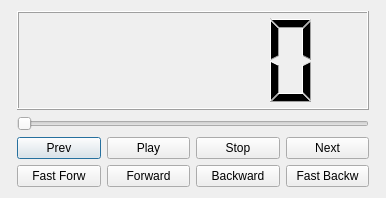
Before: the Qt Designer form src/GUI/overlaycontrol.ui in derselbst/ANMP, drawn with Qt 5.
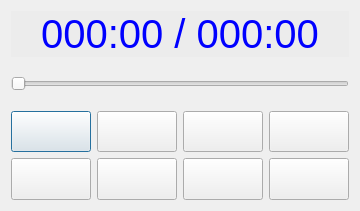
After: the same form once the commit is applied. Icons and pictures are not drawn.

What changed in the file:
```diff
--- a/src/GUI/overlaycontrol.ui
+++ b/src/GUI/overlaycontrol.ui
@@ -6,23 +6,226 @@
    <rect>
     <x>0</x>
     <y>0</y>
-    <width>386</width>
-    <height>198</height>
+    <width>360</width>
+    <height>211</height>
    </rect>
   </property>
+  <property name="sizePolicy">
+   <sizepolicy hsizetype="Minimum" vsizetype="Minimum">
+    <horstretch>0</horstretch>
+    <verstretch>0</verstretch>
+   </sizepolicy>
+  </property>
   <property name="windowTitle">
    <string>Dialog</string>
   </property>
   <layout class="QHBoxLayout" name="horizontalLayout_5">
-   <item>
-    <widget class="QWidget" name="widget_2" native="true"/>
-   </item>
    <item>
     <layout class="QVBoxLayout" name="verticalLayout_2">
      <item>
       <layout class="QHBoxLayout" name="horizontalLayout_3">
        <item>
-        <widget class="QLCDNumber" name="lcdPosition"/>
+        <widget class="QLabel" name="label">
+         <property name="sizePolicy">
+          <sizepolicy hsizetype="Minimum" vsizetype="Fixed">
+           <horstretch>0</horstretch>
+           <verstretch>0</verstretch>
+          </sizepolicy>
+         </property>
+         <property name="palette">
+          <palette>
+           <active>
+            <colorrole role="WindowText">
+             <brush brushstyle="SolidPattern">
+              <color alpha="255">
+               <red>0</red>
+               <green>0</green>
+               <blue>255</blue>
+              </color>
+             </brush>
+            </colorrole>
+            <colorrole role="Button">
+             <brush brushstyle="SolidPattern">
+              <color alpha="255">
+               <red>236</red>
+               <green>236</green>
+               <blue>236</blue>
+              </color>
+             </brush>
+            </colorrole>
+            <colorrole role="Text">
+             <brush brushstyle="SolidPattern">
+              <color alpha="255">
+               <red>0</red>
+               <green>0</green>
+               <blue>255</blue>
+              </color>
+             </brush>
+            </colorrole>
+            <colorrole role="ButtonText">
+             <brush brushstyle="SolidPattern">
+              <color alpha="255">
+               <red>0</red>
+               <green>0</green>
+               <blue>255</blue>
+              </color>
+             </brush>
+            </colorrole>
+            <colorrole role="Base">
+             <brush brushstyle="SolidPattern">
+              <color alpha="255">
+               <red>236</red>
+               <green>236</green>
+               <blue>236</blue>
+              </color>
+             </brush>
+            </colorrole>
+            <colorrole role="Window">
+             <brush brushstyle="SolidPattern">
+              <color alpha="255">
+               <red>236</red>
+               <green>236</green>
+               <blue>236</blue>
+              </color>
+             </brush>
+            </colorrole>
+           </active>
+           <inactive>
+            <colorrole role="WindowText">
+             <brush brushstyle="SolidPattern">
+              <color alpha="255">
+               <red>0</red>
+               <green>0</green>
+               <blue>255</blue>
+              </color>
+             </brush>
+            </colorrole>
+            <colorrole role="Button">
+             <brush brushstyle="SolidPattern">
+              <color alpha="255">
+               <red>236</red>
+               <green>236</green>
+               <blue>236</blue>
+              </color>
+             </brush>
+            </colorrole>
+            <colorrole role="Text">
+             <brush brushstyle="SolidPattern">
+              <color alpha="255">
+               <red>0</red>
+               <green>0</green>
+               <blue>255</blue>
+              </color>
+             </brush>
+            </colorrole>
+            <colorrole role="ButtonText">
+             <brush brushstyle="SolidPattern">
+              <color alpha="255">
+               <red>0</red>
+               <green>0</green>
+               <blue>255</blue>
+              </color>
+             </brush>
+            </colorrole>
+            <colorrole role="Base">
+             <brush brushstyle="SolidPattern">
+              <color alpha="255">
+               <red>236</red>
+               <green>236</green>
+               <blue>236</blue>
+              </color>
+             </brush>
+            </colorrole>
+            <colorrole role="Window">
+             <brush brushstyle="SolidPattern">
+              <color alpha="255">
+               <red>236</red>
+               <green>236</green>
+               <blue>236</blue>
+              </color>
+             </brush>
+            </colorrole>
+           </inactive>
+           <disabled>
+            <colorrole role="WindowText">
+             <brush brushstyle="SolidPattern">
+              <color alpha="255">
+               <red>0</red>
+               <green>0</green>
+               <blue>255</blue>
+              </color>
+             </brush>
+            </colorrole>
+            <colorrole role="Button">
+             <brush brushstyle="SolidPattern">
+              <color alpha="255">
+               <red>236</red>
+               <green>236</green>
+               <blue>236</blue>
+              </color>
+             </brush>
+            </colorrole>
+            <colorrole role="Text">
+             <brush brushstyle="SolidPattern">
+              <color alpha="255">
+               <red>0</red>
+               <green>0</green>
+               <blue>255</blue>
+              </color>
+             </brush>
+            </colorrole>
+            <colorrole role="ButtonText">
+             <brush brushstyle="SolidPattern">
+              <color alpha="255">
+               <red>0</red>
+               <green>0</green>
+               <blue>255</blue>
+              </color>
+             </brush>
+            </colorrole>
+            <colorrole role="Base">
+             <brush brushstyle="SolidPattern">
+              <color alpha="255">
+               <red>236</red>
+               <green>236</green>
+               <blue>236</blue>
+              </color>
+             </brush>
+            </colorrole>
+            <colorrole role="Window">
+             <brush brushstyle="SolidPattern">
+              <color alpha="255">
+               <red>236</red>
+               <green>236</green>
+               <blue>236</blue>
+              </color>
+             </brush>
+            </colorrole>
+           </disabled>
+          </palette>
+         </property>
+         <property name="font">
+          <font>
+           <pointsize>30</pointsize>
+           <weight>50</weight>
+           <bold>false</bold>
+          </font>
+         </property>
+         <property name="styleSheet">
+          <string notr="true">QLabel {
+ background: #ececec;
+ color:blue;
+width:9px
+}
+</string>
+         </property>
+         <property name="text">
+          <string>000:00 / 000:00</string>
+         </property>
+         <property name="alignment">
+          <set>Qt::AlignCenter</set>
+         </property>
+        </widget>
        </item>
       </layout>
      </item>
@@ -30,6 +233,12 @@
       <layout class="QHBoxLayout" name="horizontalLayout_4">
        <item>
         <widget class="QSlider" name="seekBar">
+         <property name="sizePolicy">
+          <sizepolicy hsizetype="Minimum" vsizetype="Minimum">
+           <horstretch>0</horstretch>
+           <verstretch>0</verstretch>
+          </sizepolicy>
+         </property>
          <property name="orientation">
           <enum>Qt::Horizontal</enum>
          </property>
@@ -41,29 +250,57 @@
       <layout class="QHBoxLayout" name="horizontalLayout_2">
        <item>
         <widget class="QPushButton" name="prevButton">
-         <property name="text">
-          <string>Prev</string>
+         <property name="sizePolicy">
+          <sizepolicy hsizetype="Minimum" vsizetype="Minimum">
+           <horstretch>0</horstretch>
+           <verstretch>0</verstretch>
+          </sizepolicy>
+         </property>
+         <property name="icon">
+          <iconset resource="icons.qrc">
+           <normaloff>:/basic/img/previous.svg</normaloff>:/basic/img/previous.svg</iconset>
          </property>
         </widget>
        </item>
        <item>
         <widget class="QPushButton" name="playButton">
-         <property name="text">
-          <string>Play</string>
+         <property name="sizePolicy">
+          <sizepolicy hsizetype="Minimum" vsizetype="Minimum">
+           <horstretch>0</horstretch>
+           <verstretch>0</verstretch>
+          </sizepolicy>
+         </property>
+         <property name="icon">
+          <iconset resource="icons.qrc">
+           <normaloff>:/basic/img/play.svg</normaloff>:/basic/img/play.svg</iconset>
          </property>
         </widget>
        </item>
        <item>
         <widget class="QPushButton" name="stopButton">
-         <property name="text">
-          <string>Stop</string>
+         <property name="sizePolicy">
+          <sizepolicy hsizetype="Minimum" vsizetype="Minimum">
+           <horstretch>0</horstretch>
+           <verstretch>0</verstretch>
+          </sizepolicy>
+         </property>
+         <property name="icon">
+          <iconset resource="icons.qrc">
+           <normaloff>:/basic/img/stop.svg</normaloff>:/basic/img/stop.svg</iconset>
          </property>
         </widget>
        </item>
        <item>
         <widget class="QPushButton" name="nextButton">
-         <property name="text">
-          <string>Next</string>
+         <property name="sizePolicy">
+          <sizepolicy hsizetype="Minimum" vsizetype="Minimum">
+           <horstretch>0</horstretch>
+           <verstretch>0</verstretch>
+          </sizepolicy>
+         </property>
+         <property name="icon">
+          <iconset resource="icons.qrc">
+           <normaloff>:/basic/img/next.svg</normaloff>:/basic/img/next.svg</iconset>
          </property>
         </widget>
        </item>
@@ -71,31 +308,59 @@
      </item>
      <item>
       <layout class="QHBoxLayout" name="horizontalLayout">
-       <item>
-        <widget class="QPushButton" name="fforwardButton">
-         <property name="text">
-          <string>Fast Forw</string>
-         </property>
-        </widget>
-       </item>
-       <item>
-        <widget class="QPushButton" name="forwardButton">
-         <property name="text">
-          <string>Forward</string>
-         </property>
-        </widget>
-       </item>
-       <item>
-        <widget class="QPushButton" name="backwardButton">
-         <property name="text">
-          <string>Backward</string>
-         </property>
-        </widget>
-       </item>
        <item>
         <widget class="QPushButton" name="fbackwardButon">
-         <property name="text">
-          <string>Fast Backw</string>
+         <property name="sizePolicy">
+          <sizepolicy hsizetype="Minimum" vsizetype="Minimum">
+           <horstretch>0</horstretch>
+           <verstretch>0</verstretch>
+          </sizepolicy>
+         </property>
+         <property name="icon">
+          <iconset resource="icons.qrc">
+           <normaloff>:/basic/img/fbackw.svg</normaloff>:/basic/img/fbackw.svg</iconset>
+         </property>
+        </widget>
+       </item>
+       <item>
+        <widget class="QPushButton" name="backwardButton">
+         <property name="sizePolicy">
+          <sizepolicy hsizetype="Minimum" vsizetype="Minimum">
+           <horstretch>0</horstretch>
+           <verstretch>0</verstretch>
+          </sizepolicy>
+         </property>
+         <property name="icon">
+          <iconset resource="icons.qrc">
+           <normaloff>:/basic/img/backw.svg</normaloff>:/basic/img/backw.svg</iconset>
+         </property>
+        </widget>
+       </item>
+       <item>
+        <widget class="QPushButton" name="forwardButton">
+         <property name="sizePolicy">
+          <sizepolicy hsizetype="Minimum" vsizetype="Minimum">
+           <horstretch>0</horstretch>
+           <verstretch>0</verstretch>
+          </sizepolicy>
+         </property>
+         <property name="icon">
+          <iconset resource="icons.qrc">
+           <normaloff>:/basic/img/forw.svg</normaloff>:/basic/img/forw.svg</iconset>
+         </property>
+        </widget>
+       </item>
+       <item>
+        <widget class="QPushButton" name="fforwardButton">
+         <property name="sizePolicy">
+          <sizepolicy hsizetype="Minimum" vsizetype="Minimum">
+           <horstretch>0</horstretch>
+           <verstretch>0</verstretch>
+          </sizepolicy>
+         </property>
+         <property name="icon">
+          <iconset resource="icons.qrc">
+           <normaloff>:/basic/img/fforw.svg</normaloff>:/basic/img/fforw.svg</iconset>
          </property>
         </widget>
        </item>
@@ -103,9 +368,6 @@
      </item>
     </layout>
    </item>
-   <item>
-    <widget class="QWidget" name="widget" native="true"/>
-   </item>
   </layout>
  </widget>
  <resources/>
```
Left out of the diff: 4 changed lines with no effect on the pictures.
